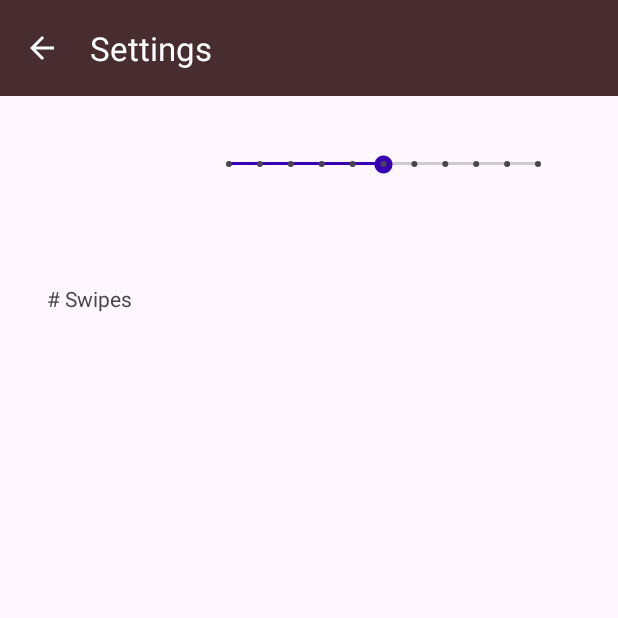
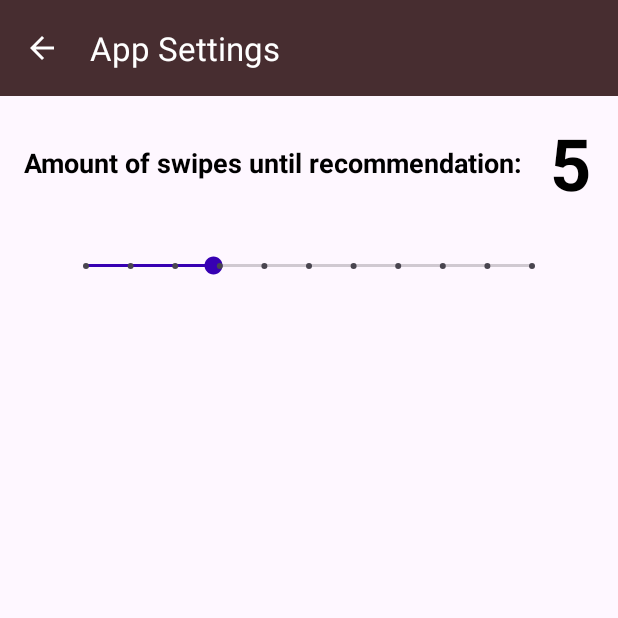
Before and after one commit to Juinjer/MovieRecommenderApp, an Android app built with Jetpack Compose: the SettingsScreen screen opened directly, with no data from a screen before it, on a phone screen of 412 x 824 dp, the top half of it. Run offline under Robolectric (Android 15) with nearby library versions, the phone set to English and light mode, and no system bars; libraries missing offline, so code that uses them is left out: io.socket.client; 3 statements that could not run were skipped.

Commit message:
Refined settings screen

```diff
--- a/movierecommender/app/src/main/java/com/example/movierecommender/SettingsScreen.kt
+++ b/movierecommender/app/src/main/java/com/example/movierecommender/SettingsScreen.kt
@@ -1,9 +1,11 @@
 package com.example.movierecommender
 
+import android.os.Build
 import androidx.appcompat.app.AppCompatActivity
 import android.os.Bundle
 import android.util.Log
 import android.widget.SeekBar
+import androidx.annotation.RequiresApi
 import androidx.appcompat.widget.Toolbar
 import com.example.movierecommender.databinding.SettingsScreenBinding
 import io.socket.client.Socket
@@ -17,43 +19,44 @@ class SettingsScreen : AppCompatActivity() {
     private lateinit var roomId: String
     private var nSwipes: Int = 5
 
+    @RequiresApi(Build.VERSION_CODES.O)
     override fun onCreate(savedInstanceState: Bundle?) {
         super.onCreate(savedInstanceState)
         binding = SettingsScreenBinding.inflate(layoutInflater)
-
         mSocket= SocketHandler.getSocket()!!
-
         setContentView(binding.root)
         val toolbar:Toolbar = binding.settingsToolbar.root
         setSupportActionBar(toolbar)
-
 
         val b = intent.extras
         roomId = "404"
         if (b != null) {
             roomId = b.getString("roomcode")!!
-            println(roomId);
+            Log.d("SettingsScreen", "Room ID: $roomId");
 
         }
         getSettings();
+        binding.sbSwipesThreshold.min = 3;
+        binding.sbSwipesThreshold.max = 10;
+        binding.sbSwipesThreshold.progress = nSwipes;
 
-        binding.nswipes.progress = nSwipes;
-
-        binding.nswipes.setOnSeekBarChangeListener(object : SeekBar.OnSeekBarChangeListener {
+        binding.sbSwipesThreshold.setOnSeekBarChangeListener(object : SeekBar.OnSeekBarChangeListener {
             override fun onProgressChanged(seekBar: SeekBar?, progress: Int, fromUser: Boolean) {
+                // Update TextView content as the SeekBar progresses
+                binding.tvSwipeThreshold.text = "$progress"
+                nSwipes = binding.sbSwipesThreshold.progress;
             }
 
             override fun onStartTrackingTouch(seekBar: SeekBar?) {
             }
 
             override fun onStopTrackingTouch(seekBar: SeekBar?) {
-                setSettings()
-                Log.d("Swipes", nSwipes.toString());
+                Log.d("SwipeThreshold", "${binding.sbSwipesThreshold.progress}");
             }
         })
 
         supportActionBar?.apply {
-            title = "Settings"
+            title = "App Settings"
             setDisplayHomeAsUpEnabled(true)
             setDisplayShowHomeEnabled(true)
         }
@@ -62,16 +65,23 @@ class SettingsScreen : AppCompatActivity() {
         }
     }
 
+    @Deprecated("Deprecated in Java")
+    override fun onBackPressed() {
+        setSettings()
+        super.onBackPressed()
+    }
+
     private fun setSettings(){
-        nSwipes = binding.nswipes.progress + 1;
-        mSocket.emit("setSettings", roomId + "," + nSwipes);
+        Log.d("SettingsScreen", "SetSettings")
+        mSocket.emit("setSettings", "$roomId,$nSwipes");
     }
 
     private fun getSettings(){
+        Log.d("SettingsScreen", "GetSettings")
         mSocket.emit("getSettings", roomId)
         mSocket.on("getSettingsResp"){args ->
             nSwipes =  parseInt(args[0].toString());
-            binding.nswipes.progress = nSwipes - 1;
+            binding.sbSwipesThreshold.progress = nSwipes;
         }
     }
 
--- a/movierecommender/app/src/main/res/layout/settings_screen.xml
+++ b/movierecommender/app/src/main/res/layout/settings_screen.xml
@@ -10,29 +10,49 @@
         android:id="@+id/settingsToolbar"
         layout="@layout/toolbar"
         app:layout_constraintEnd_toEndOf="parent"
+        app:layout_constraintHorizontal_bias="0.0"
         app:layout_constraintStart_toStartOf="parent"
         app:layout_constraintTop_toTopOf="parent" />
 
     <SeekBar
-        android:id="@+id/nswipes"
+        android:id="@+id/sbSwipesThreshold"
         style="@style/Widget.AppCompat.SeekBar.Discrete"
-        android:layout_width="238dp"
-        android:layout_height="16dp"
-        android:layout_marginTop="37dp"
-        android:layout_marginEnd="37dp"
-        android:max="10"
-        android:progress="0"
+        android:layout_width="0dp"
+        android:layout_height="0dp"
+        android:layout_marginTop="36dp"
+        android:max="7"
         app:layout_constraintEnd_toEndOf="parent"
-        app:layout_constraintTop_toBottomOf="@+id/settingsToolbar" />
+        app:layout_constraintHeight_percent="0.05"
+        app:layout_constraintStart_toStartOf="parent"
+        app:layout_constraintTop_toBottomOf="@+id/tvExplanationSwipes"
+        app:layout_constraintWidth_percent="0.8" />
 
     <TextView
-        android:id="@+id/textView3"
-        android:layout_width="98dp"
-        android:layout_height="23dp"
-        android:layout_marginEnd="7dp"
-        android:layout_marginBottom="611dp"
-        android:text="# Swipes"
-        app:layout_constraintBottom_toBottomOf="parent"
-        app:layout_constraintEnd_toStartOf="@+id/nswipes" />
+        android:id="@+id/tvExplanationSwipes"
+        android:layout_width="wrap_content"
+        android:layout_height="wrap_content"
+        android:layout_gravity="center_horizontal"
+        android:layout_marginStart="16dp"
+        android:layout_marginTop="96dp"
+        android:text="Amount of swipes until recommendation:"
+        android:textColor="@color/black"
+        android:textSize="18sp"
+        android:textStyle="bold"
+        app:layout_constraintStart_toStartOf="parent"
+        app:layout_constraintTop_toTopOf="parent" />
+
+    <TextView
+        android:id="@+id/tvSwipeThreshold"
+        android:layout_width="wrap_content"
+        android:layout_height="wrap_content"
+        android:layout_gravity="center_horizontal"
+        android:text="5"
+        android:textColor="@color/black"
+        android:textSize="48sp"
+        android:textStyle="bold"
+        app:layout_constraintBottom_toBottomOf="@+id/tvExplanationSwipes"
+        app:layout_constraintEnd_toEndOf="parent"
+        app:layout_constraintStart_toEndOf="@+id/tvExplanationSwipes"
+        app:layout_constraintTop_toTopOf="@+id/tvExplanationSwipes" />
 
 </androidx.constraintlayout.widget.ConstraintLayout>
```
Also changed, not shown: movierecommender/app/src/main/res/layout/activity_create_room.xml (+8 -6 lines).
